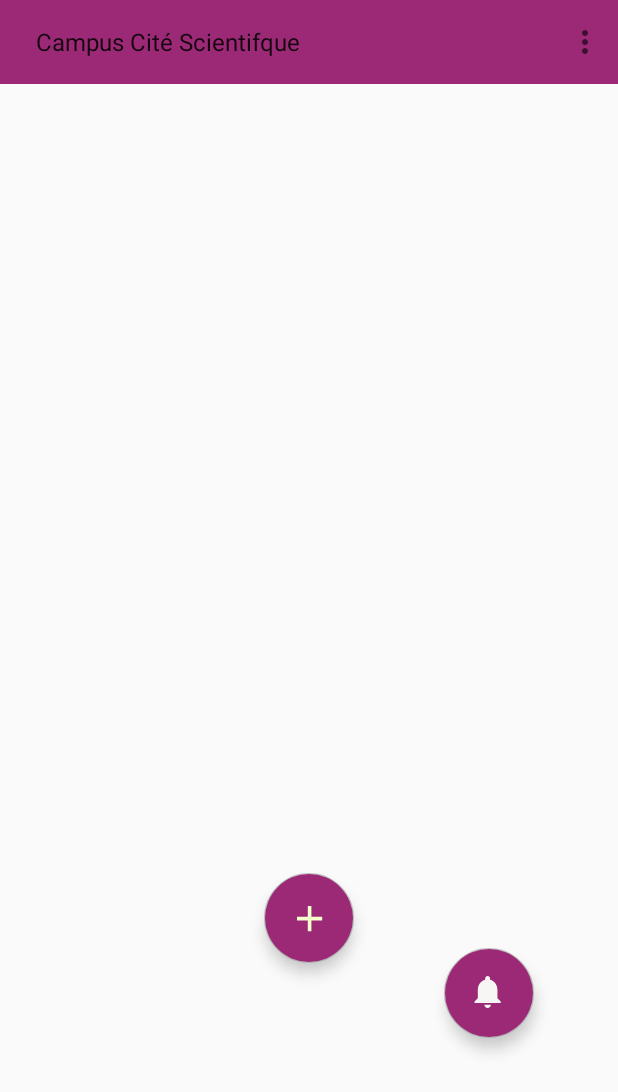
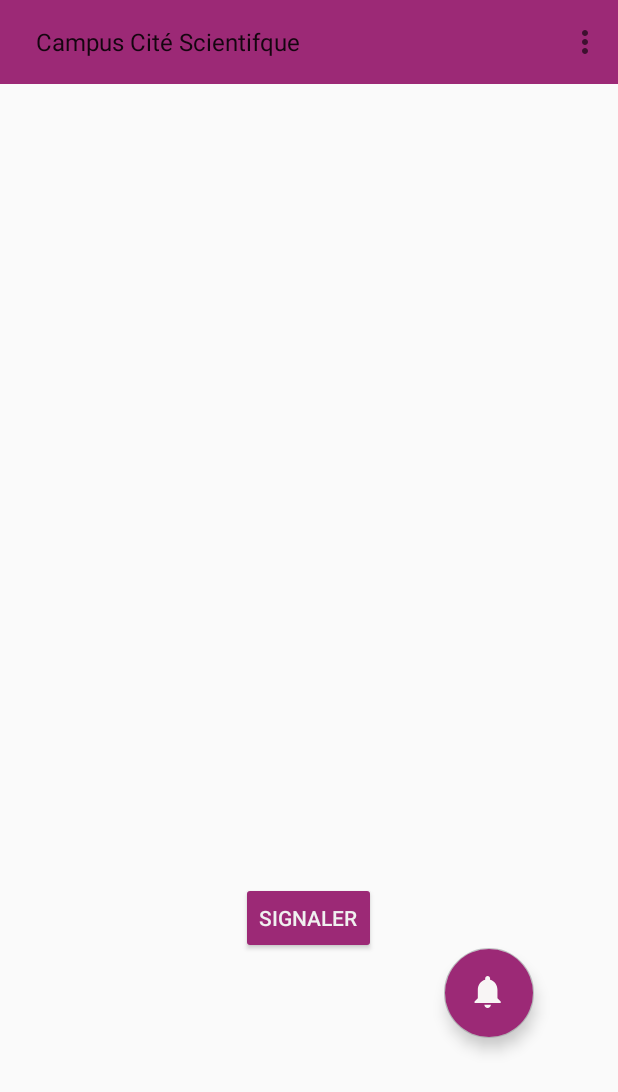
Before and after one commit to Serrulien/campus-incidents, an Android app: the MapActivity screen opened directly, with no data from a screen before it, on a phone screen of 412 x 824 dp. Shown: the top 1092 px of the screen. Run offline under Robolectric (Android 15) with nearby library versions, the phone set to English and light mode, and no system bars; libraries missing offline, so code that uses them is left out: com.mapbox.mapboxsdk; plain views replace MapView; 10 statements that could not run were skipped.

Commit message:
feature : edit add incident button

```diff
--- a/campusincident/app/build.gradle
+++ b/campusincident/app/build.gradle
@@ -29,7 +29,8 @@ dependencies {
 
     //noinspection GradleCompatible
     //implementation 'com.android.support:design:27.1.1'
-    implementation 'com.google.android.material:material:1.0.0'
 
     implementation 'com.mapbox.mapboxsdk:mapbox-android-sdk:8.6.1'
+
+    implementation 'com.google.android.material:material:1.2.0-alpha04'
 }
--- a/campusincident/app/src/main/res/layout/activity_map.xml
+++ b/campusincident/app/src/main/res/layout/activity_map.xml
@@ -34,22 +34,6 @@
         </androidx.appcompat.widget.Toolbar>
 
         <com.google.android.material.floatingactionbutton.FloatingActionButton
-            android:id="@+id/add_incident"
-            android:layout_width="60dp"
-            android:layout_height="60dp"
-            android:layout_gravity="center"
-            android:layout_marginTop="200dp"
-            android:backgroundTint="@color/colorUnivLille"
-            android:clickable="true"
-            android:elevation="20dp"
-            android:focusable="true"
-            android:visibility="visible"
-            mapbox:pressedTranslationZ="12dp"
-            android:src="@drawable/ic_add_black_24dp"
-            android:onClick="onButtonClick"
-            />
-
-        <com.google.android.material.floatingactionbutton.FloatingActionButton
             android:id="@+id/notifications_button"
             android:layout_width="60dp"
             android:layout_height="60dp"
@@ -65,6 +49,22 @@
             android:src="@drawable/ic_notifications_black_24dp"
             android:onClick="onButtonClickNotifications"
             />
+
+        <androidx.appcompat.widget.AppCompatButton
+            android:id="@+id/add_incident"
+            android:layout_width="wrap_content"
+            android:layout_height="wrap_content"
+            android:text="SIGNALER"
+            android:backgroundTint="@color/colorUnivLille"
+            android:textColor="@color/colorSplashText"
+            android:layout_gravity="center"
+            android:focusable="true"
+            android:clickable="true"
+            android:onClick="onButtonClick"
+            android:layout_marginTop="200dp">
+
+        </androidx.appcompat.widget.AppCompatButton>
+
     </com.mapbox.mapboxsdk.maps.MapView>
 
 </FrameLayout>
```
Also changed, not shown: campusincident/app/src/main/res/mipmap-hdpi/signaler_button.png (added).
